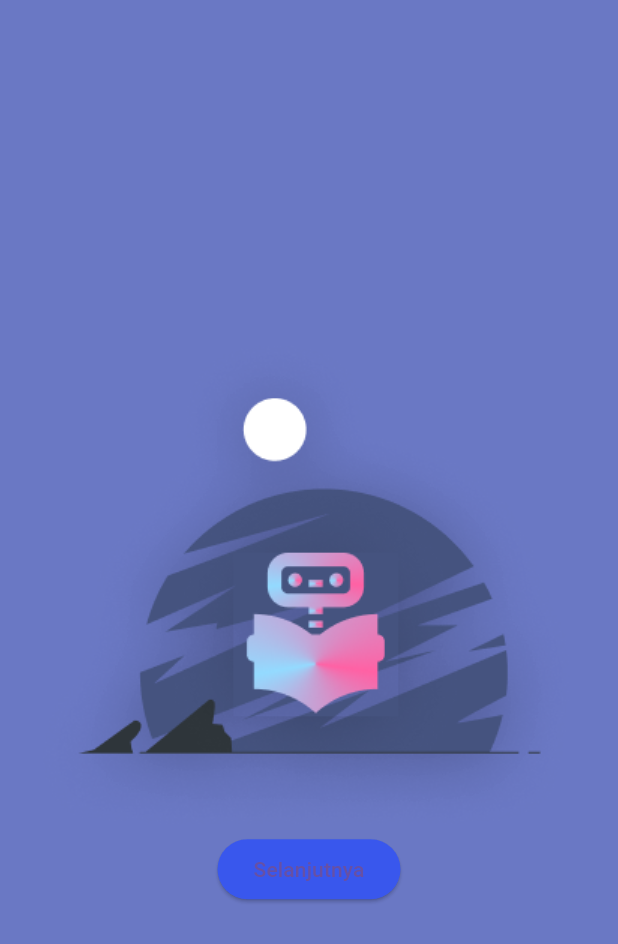
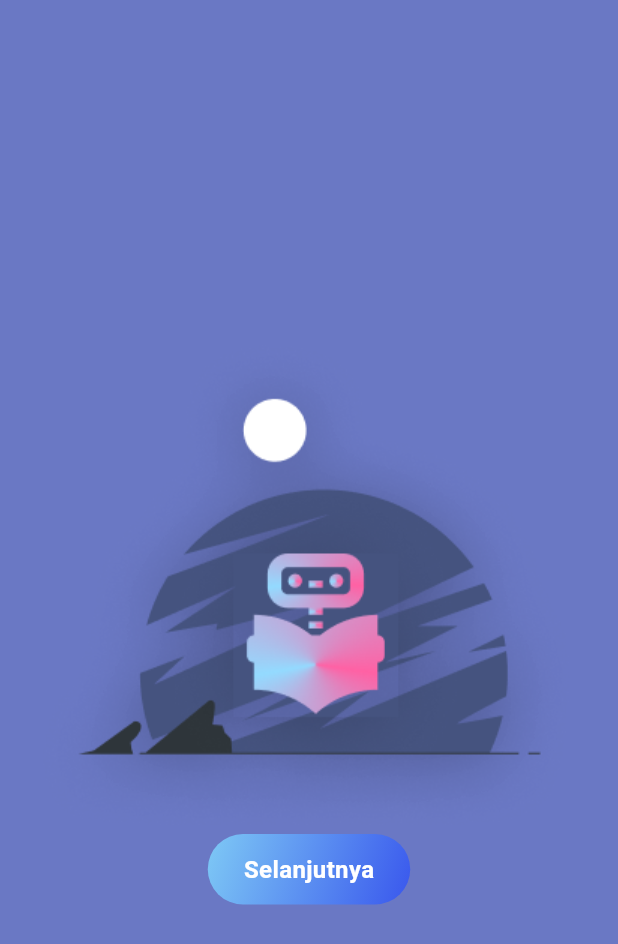
Before and after one commit to NaufalAndriantoNugraha/study_mate_application, a Flutter app: the FirstWelcomeScreen screen opened directly, on a phone screen of 412 x 824 dp. Shown: the top 944 px of the screen. Run offline on Flutter 3.47's test engine with Material 3 defaults, Android fonts, the phone set to English and light mode, and no system bars; our stand-ins replace flutter_svg, google_fonts.

Commit message:
Feat: Change elevated button to custom button

```diff
--- a/lib/main.dart
+++ b/lib/main.dart
@@ -1,5 +1,6 @@
 import 'package:flutter/material.dart';
-import 'package:study_mate_application/pages/home_screen.dart';
+import 'package:study_mate_application/pages/first_welcome_screen.dart';
+// import 'package:study_mate_application/pages/home_screen.dart';
 
 void main() {
   runApp(const MainApp());
@@ -12,7 +13,7 @@ class MainApp extends StatelessWidget {
   Widget build(BuildContext context) {
     return const MaterialApp(
       debugShowCheckedModeBanner: false,
-      home: HomeScreen(),
+      home: FirstWelcomeScreen(),
     );
   }
 }
--- a/lib/pages/first_welcome_screen.dart
+++ b/lib/pages/first_welcome_screen.dart
@@ -1,5 +1,6 @@
 import 'package:flutter/material.dart';
 import 'package:study_mate_application/pages/second_welcome_screen.dart';
+import 'package:study_mate_application/widgets/gradient_button.dart';
 
 class FirstWelcomeScreen extends StatelessWidget {
   const FirstWelcomeScreen({super.key});
@@ -13,10 +14,7 @@ class FirstWelcomeScreen extends StatelessWidget {
           mainAxisAlignment: MainAxisAlignment.center,
           children: [
             Image.asset('assets/study_mate_logo.png'),
-            ElevatedButton(
-              style: ElevatedButton.styleFrom(
-                backgroundColor: Color.fromRGBO(57, 87, 237, 100),
-              ),
+            GradientButton(
               onPressed: () {
                 Navigator.push(
                   context,
@@ -27,7 +25,6 @@ class FirstWelcomeScreen extends StatelessWidget {
                   ),
                 );
               },
-              child: Text('Selanjutnya', style: TextStyle()),
             ),
           ],
         ),
--- a/lib/pages/fourth_welcome_screen.dart
+++ b/lib/pages/fourth_welcome_screen.dart
@@ -1,6 +1,7 @@
 import 'package:flutter/material.dart';
 import 'package:google_fonts/google_fonts.dart';
 import 'package:study_mate_application/pages/home_screen.dart';
+import 'package:study_mate_application/widgets/gradient_button.dart';
 
 class FourthWelcomeScreen extends StatelessWidget {
   const FourthWelcomeScreen({super.key});
@@ -79,7 +80,7 @@ class FourthWelcomeScreen extends StatelessWidget {
                 ],
               ),
               SizedBox(height: 10),
-              ElevatedButton(
+              GradientButton(
                 onPressed: () {
                   Navigator.push(
                     context,
@@ -90,7 +91,6 @@ class FourthWelcomeScreen extends StatelessWidget {
                     ),
                   );
                 },
-                child: Text('Selanjutnya'),
               ),
             ],
           ),
--- a/lib/pages/second_welcome_screen.dart
+++ b/lib/pages/second_welcome_screen.dart
@@ -1,6 +1,7 @@
 import 'package:flutter/material.dart';
 import 'package:google_fonts/google_fonts.dart';
 import 'package:study_mate_application/pages/third_welcome_screen.dart';
+import 'package:study_mate_application/widgets/gradient_button.dart';
 
 class SecondWelcomeScreen extends StatelessWidget {
   const SecondWelcomeScreen({super.key});
@@ -79,7 +80,7 @@ class SecondWelcomeScreen extends StatelessWidget {
                 ],
               ),
               SizedBox(height: 10),
-              ElevatedButton(
+              GradientButton(
                 onPressed: () {
                   Navigator.push(
                     context,
@@ -90,7 +91,6 @@ class SecondWelcomeScreen extends StatelessWidget {
                     ),
                   );
                 },
-                child: Text('Selanjutnya'),
               ),
             ],
           ),
--- a/lib/pages/third_welcome_screen.dart
+++ b/lib/pages/third_welcome_screen.dart
@@ -1,6 +1,7 @@
 import 'package:flutter/material.dart';
 import 'package:google_fonts/google_fonts.dart';
 import 'package:study_mate_application/pages/fourth_welcome_screen.dart';
+import 'package:study_mate_application/widgets/gradient_button.dart';
 
 class ThirdWelcomeScreen extends StatelessWidget {
   const ThirdWelcomeScreen({super.key});
@@ -79,7 +80,7 @@ class ThirdWelcomeScreen extends StatelessWidget {
                 ],
               ),
               SizedBox(height: 10),
-              ElevatedButton(
+              GradientButton(
                 onPressed: () {
                   Navigator.push(
                     context,
@@ -90,7 +91,6 @@ class ThirdWelcomeScreen extends StatelessWidget {
                     ),
                   );
                 },
-                child: Text('Selanjutnya'),
               ),
             ],
           ),
--- /dev/null
+++ b/lib/widgets/gradient_button.dart
@@ -0,0 +1,33 @@
+import 'package:flutter/material.dart';
+
+class GradientButton extends StatelessWidget {
+  final VoidCallback onPressed;
+
+  const GradientButton({super.key, required this.onPressed});
+
+  @override
+  Widget build(BuildContext context) {
+    return GestureDetector(
+      onTap: onPressed,
+      child: Container(
+        padding: const EdgeInsets.symmetric(horizontal: 24, vertical: 12),
+        decoration: BoxDecoration(
+          gradient: const LinearGradient(
+            colors: [Color(0xFF7EC9F5), Color(0xFF3957ED)],
+            begin: Alignment.topLeft,
+            end: Alignment.bottomRight,
+          ),
+          borderRadius: BorderRadius.circular(30), // Membuat oval/rounded
+        ),
+        child: const Text(
+          'Selanjutnya',
+          style: TextStyle(
+            color: Colors.white,
+            fontSize: 16,
+            fontWeight: FontWeight.w600,
+          ),
+        ),
+      ),
+    );
+  }
+}
```
